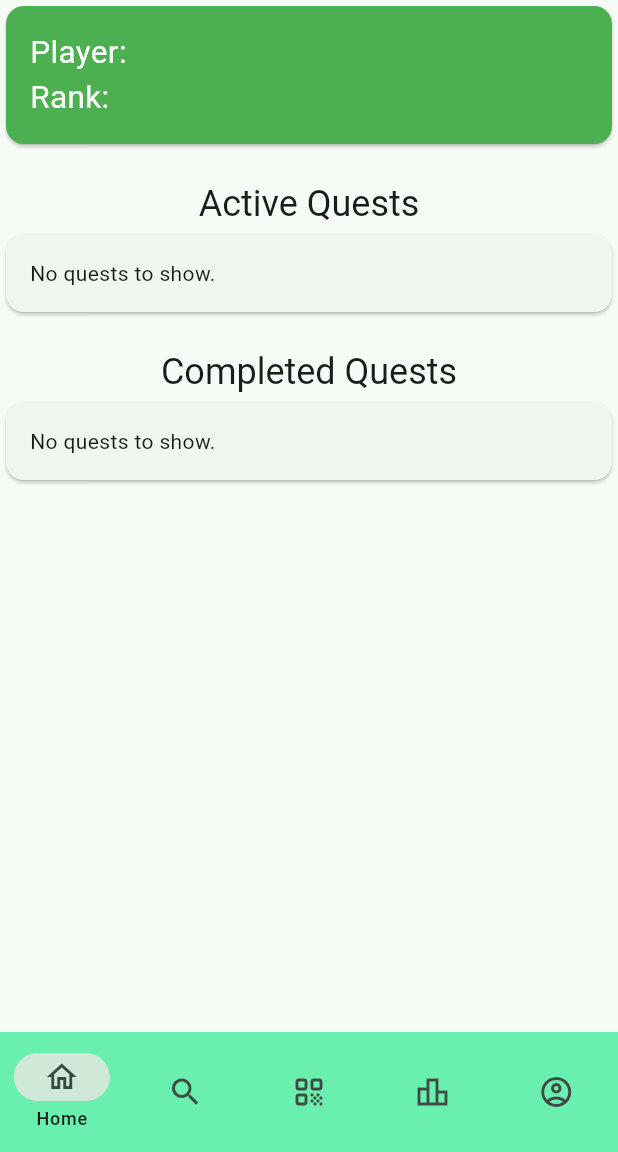
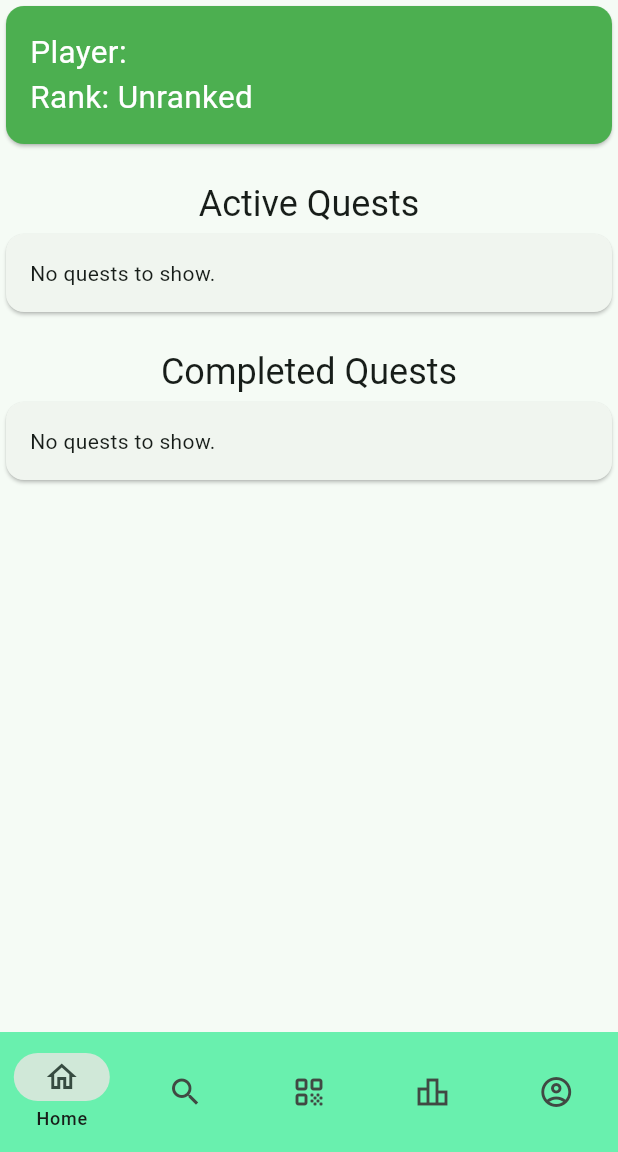
Before and after one commit to i2002/green-quest, a Flutter app: the screen it shows once a user with an empty profile is signed in, on a phone screen of 412 x 824 dp, the part 84-1236 px from its top. Run offline on Flutter 3.47's test engine with Material 2 defaults, Android fonts, the light colour scheme and no system bars; our stand-ins replace cloud_firestore, firebase_auth, firebase_core, qr_flutter; accounts and stored records are empty.

Commit message:
add rank support

```diff
--- a/lib/pages/home.dart
+++ b/lib/pages/home.dart
@@ -34,12 +34,33 @@ class Home extends StatelessWidget {
                 ),
                 Row(
                   children: [
-                    const Text(
-                      'Rank: ',
-                      textScaleFactor: 1.5,
-                      style: TextStyle(color: Colors.white),
+                    StreamBuilder(
+                      stream: FirebaseFirestore.instance
+                        .collection("/user-profiles")
+                        .doc(user.uid)
+                        .snapshots(),
+                      builder: (context, snapshot) {
+                        if (snapshot.connectionState == ConnectionState.waiting) {
+                          return const Text("");
+                        }
+
+                        int xp = snapshot.data?["xp"];
+                        String rank = "Unranked";
+                        if (xp > 25) {
+                          rank = "Silver";
+                        }
+
+                        if (xp > 50) {
+                          rank = "Gold";
+                        }
+
+                        return Text(
+                          "Rank: $rank",
+                          textScaleFactor: 1.5,
+                          style: const TextStyle(color: Colors.white)
+                        );
+                      },
                     ),
-                    GetUserName(),
                   ],
                 ),
               ],
```
